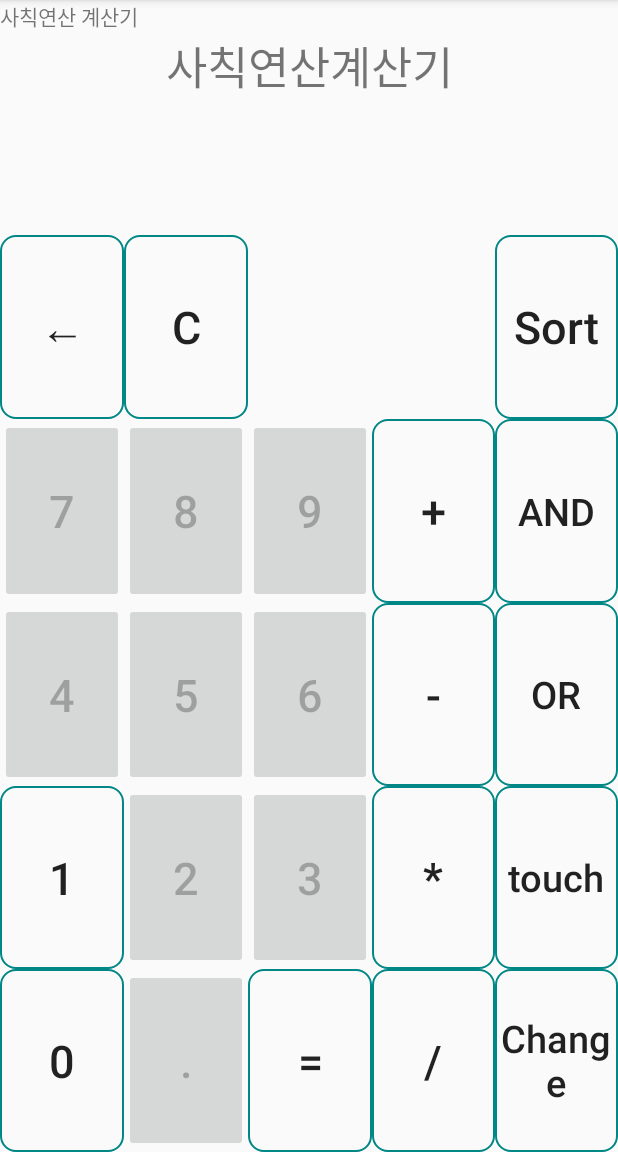
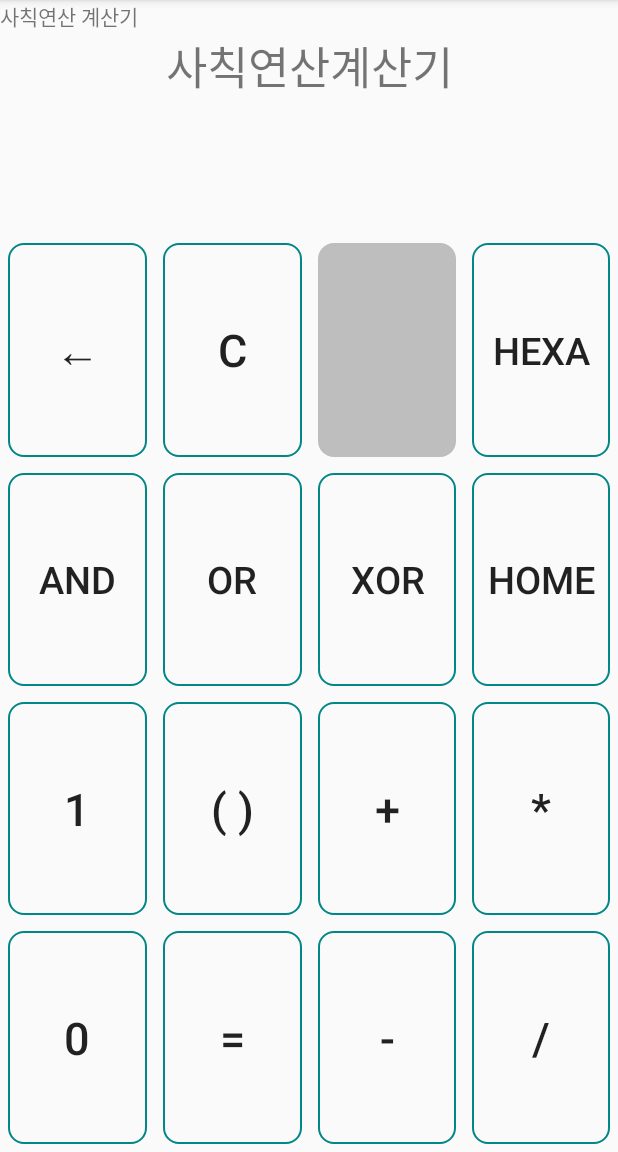
Before and after one commit to milttang/Calculator, an Android app: the Arithmetics_Change screen opened directly, with no data from a screen before it, on a phone screen of 412 x 824 dp, the part 84-1236 px from its top. Run offline under Robolectric (Android 15) with nearby library versions, the phone set to English and light mode, and no system bars.

Commit message:
2진수 계산값 이미지 표현 및 UI 변경

```diff
--- a/app/src/main/java/com/example/myapplication/Arithmetics_Change.java
+++ b/app/src/main/java/com/example/myapplication/Arithmetics_Change.java
@@ -18,7 +18,7 @@ import java.util.ArrayList;
 public class Arithmetics_Change extends AppCompatActivity implements View.OnClickListener {
     private ImageView[] result = new ImageView[10];;
     private TextView process, arith;
-    Button numBtn0, numBtn1, addBtn,subBtn, mulBtn,divBtn,equal,backBtn,rollBackBtn, touchBtn, changeBtn,andBtn,orBtn;
+    Button numBtn0, numBtn1, addBtn, subBtn, mulBtn, divBtn, equal, backBtn, rollBackBtn, homeBtn, andBtn, orBtn, xorBtn;
     int count = 0;
     String num1;
     String resultNum = "";
@@ -38,10 +38,10 @@ public class Arithmetics_Change extends AppCompatActivity implements View.OnClic
         equal = findViewById(R.id.equla);
         backBtn = findViewById(R.id.backBtn);
         rollBackBtn = findViewById(R.id.rollBackBtn);
-        touchBtn = findViewById(R.id.touchBtn);
-        changeBtn = findViewById(R.id.changeBtn);
+        homeBtn = findViewById(R.id.homeBtn);
         andBtn = findViewById(R.id.andBtn);
         orBtn = findViewById(R.id.orBtn);
+        xorBtn = findViewById(R.id.xorBtn);
 
         arith.setOnClickListener(this);
         process.setOnClickListener(this);
@@ -54,10 +54,10 @@ public class Arithmetics_Change extends AppCompatActivity implements View.OnClic
         equal.setOnClickListener(this);
         backBtn.setOnClickListener(this);
         rollBackBtn.setOnClickListener(this);
-        touchBtn.setOnClickListener(this);
-        changeBtn.setOnClickListener(this);
+        homeBtn.setOnClickListener(this);
         andBtn.setOnClickListener(this);
         orBtn.setOnClickListener(this);
+        xorBtn.setOnClickListener(this);
 
         Integer[] res ={R.id.result0, R.id.result1, R.id.result2,
                 R.id.result3, R.id.result4, R.id.result5,
@@ -131,6 +131,12 @@ public class Arithmetics_Change extends AppCompatActivity implements View.OnClic
                 process.append("OR");
                 roll(count);
                 break;
+            case R.id.xorBtn:
+                num1 = process.getText().toString();
+                arith.setText("XOR");
+                process.append("XOR");
+                roll(count);
+                break;
             case R.id.equla:
                 int Re = 0;                             //계산 값 저장할 변수
                 int i = 0;                              // for 문에 들어갈 변수
@@ -159,19 +165,19 @@ public class Arithmetics_Change extends AppCompatActivity implements View.OnClic
 
                 change(Re);                                 //10진수를 2진수로 바꾸는 메소드
 
-                // 2진수 계산 값 이미지 파일로 나오게 하기 // 이후 계산이나 Reset시 일부 남아 있는 문제
-                String [] binaryArray = resultNum.split("");
-                for (i = 0; i < binaryArray.length; i++) {
-                    if(binaryArray[i].equals("0")) {
-                        result[i].setImageResource(R.drawable.zero);
+                // 계산 결과 값 ImageView 표현(2진수)
+                String[] binaryArray = resultNum.split("");
+                for (count = 0; count < binaryArray.length; count++) {
+                    if (binaryArray[count].equals("0")) {
+                        result[count].setImageResource(R.drawable.zero);
                     } else {
-                        result[i].setImageResource(R.drawable.one);
+                        result[count].setImageResource(R.drawable.one);
                     }
                 }
 
                 process.setText(resultNum);
                 break;
-            case R.id.changeBtn:
+            case R.id.homeBtn:
                 Intent intent = new Intent(getApplicationContext(),Arithmetics.class);
                 intent.addFlags(Intent.FLAG_ACTIVITY_NO_ANIMATION); // Activity 전환 시 효과 제거
                 startActivity(intent);
--- /dev/null
+++ b/app/src/main/res/drawable/btn_color.xml
@@ -0,0 +1,10 @@
+<?xml version="1.0" encoding="utf-8"?>
+<shape xmlns:android="http://schemas.android.com/apk/res/android"
+    android:shape="rectangle" android:padding = "20dp">
+    <!-- 버튼 색깔 -->
+    <solid android:color="#BEBEBE"/>
+    <!-- 네 귀퉁이? 모양 -->
+    <corners android:bottomLeftRadius="10dp" android:bottomRightRadius="10dp" android:topLeftRadius="10dp" android:topRightRadius="10dp"/>
+    <!-- 테두리 색깔 -->
+    <stroke android:width="1dp" android:color="#BDBDBD"/>
+</shape>
--- a/app/src/main/res/layout/activity_arithmetics_change.xml
+++ b/app/src/main/res/layout/activity_arithmetics_change.xml
@@ -16,79 +16,79 @@
         android:layout_height="wrap_content"
         android:text="사칙연산계산기"
         android:textAlignment="center"
-        android:textSize="30dp" />
+        android:textSize="30sp" />
 
     <LinearLayout
         android:layout_width="match_parent"
-        android:layout_height="wrap_content"
-        >
+        android:layout_height="wrap_content">
 
         <ImageView
             android:id="@+id/result0"
             android:layout_width="match_parent"
             android:layout_height="50dp"
-            android:layout_weight="1"
-            />
+            android:layout_weight="1" />
+
         <ImageView
             android:id="@+id/result1"
             android:layout_width="match_parent"
             android:layout_height="50dp"
-            android:layout_weight="1"
-            />
+            android:layout_weight="1" />
+
         <TextView
             android:layout_width="10dp"
             android:layout_height="50dp" />
+
         <ImageView
             android:id="@+id/result2"
             android:layout_width="match_parent"
             android:layout_height="50dp"
-            android:layout_weight="1"
-            />
+            android:layout_weight="1" />
+
         <ImageView
             android:id="@+id/result3"
             android:layout_width="match_parent"
             android:layout_height="50dp"
-            android:layout_weight="1"
-            />
+            android:layout_weight="1" />
+
         <ImageView
             android:id="@+id/result4"
             android:layout_width="match_parent"
             android:layout_height="50dp"
-            android:layout_weight="1"
-            />
+            android:layout_weight="1" />
+
         <ImageView
             android:id="@+id/result5"
             android:layout_width="match_parent"
             android:layout_height="50dp"
-            android:layout_weight="1"
-            />
+            android:layout_weight="1" />
+
         <TextView
             android:layout_width="10dp"
             android:layout_height="50dp" />
+
         <ImageView
             android:id="@+id/result6"
             android:layout_width="match_parent"
             android:layout_height="50dp"
-            android:layout_weight="1"
-            />
+            android:layout_weight="1" />
+
         <ImageView
             android:id="@+id/result7"
             android:layout_width="match_parent"
             android:layout_height="50dp"
-            android:layout_weight="1"
-            />
+            android:layout_weight="1" />
+
         <ImageView
             android:id="@+id/result8"
             android:layout_width="match_parent"
             android:layout_height="50dp"
-            android:layout_weight="1"
-            />
+            android:layout_weight="1" />
+
         <ImageView
             android:id="@+id/result9"
             android:layout_width="match_parent"
             android:layout_height="50dp"
-            android:layout_weight="1"
-            />
+            android:layout_weight="1" />
     </LinearLayout>
 
     <LinearLayout
@@ -110,15 +110,14 @@
             android:layout_height="wrap_content"
             android:layout_weight="1"
             android:height="40dp"
-            android:gravity="right"
+            android:gravity="end"
             android:text="" />
 
     </LinearLayout>
 
     <LinearLayout
         android:layout_width="match_parent"
-        android:layout_height="match_parent"
-        >
+        android:layout_height="match_parent">
 
         <LinearLayout
             android:layout_width="match_parent"
@@ -130,49 +129,41 @@
                 android:id="@+id/backBtn"
                 android:layout_width="match_parent"
                 android:layout_height="match_parent"
+                android:layout_margin="5dp"
                 android:layout_weight="1"
                 android:background="@drawable/btn_color_selector"
                 android:text="←"
-                android:textSize="30dp" />
+                android:textSize="30sp" />
 
             <Button
-                android:id="@+id/numBtn7"
+                android:id="@+id/andBtn"
                 android:layout_width="match_parent"
                 android:layout_height="match_parent"
+                android:layout_margin="5dp"
                 android:layout_weight="1"
-                android:text="7"
-                android:textSize="30dp"
-                android:enabled="false"
-                />
-
-            <Button
-                android:id="@+id/numBtn4"
-                android:layout_width="match_parent"
-                android:layout_height="match_parent"
-                android:layout_weight="1"
-                android:text="4"
-                android:textSize="30dp"
-                android:enabled="false"
-                />
+                android:background="@drawable/btn_color_selector"
+                android:text="AND"
+                android:textSize="25sp" />
 
             <Button
                 android:id="@+id/numBtn1"
                 android:layout_width="match_parent"
                 android:layout_height="match_parent"
+                android:layout_margin="5dp"
                 android:layout_weight="1"
                 android:background="@drawable/btn_color_selector"
                 android:text="1"
-                android:textSize="30dp" />
+                android:textSize="30sp" />
 
             <Button
                 android:id="@+id/numBtn0"
                 android:layout_width="match_parent"
                 android:layout_height="match_parent"
+                android:layout_margin="5dp"
                 android:layout_weight="1"
                 android:background="@drawable/btn_color_selector"
                 android:text="0"
-                android:textSize="30dp"
-                />
+                android:textSize="30sp" />
         </LinearLayout>
 
         <LinearLayout
@@ -185,46 +176,43 @@
                 android:id="@+id/rollBackBtn"
                 android:layout_width="match_parent"
                 android:layout_height="match_parent"
+                android:layout_margin="5dp"
                 android:layout_weight="1"
                 android:background="@drawable/btn_color_selector"
                 android:text="C"
-                android:textSize="30dp" />
+                android:textSize="30sp" />
 
             <Button
-                android:id="@+id/numBtn8"
+                android:id="@+id/orBtn"
                 android:layout_width="match_parent"
                 android:layout_height="match_parent"
+                android:layout_margin="5dp"
                 android:layout_weight="1"
-                android:text="8"
-                android:textSize="30dp"
-                android:enabled="false"/>
+                android:background="@drawable/btn_color_selector"
+                android:text="OR"
+                android:textSize="25sp" />
+
 
             <Button
-                android:id="@+id/numBtn5"
+                android:id="@+id/bracket"
                 android:layout_width="match_parent"
                 android:layout_height="match_parent"
+                android:layout_margin="5dp"
                 android:layout_weight="1"
-                android:text="5"
-                android:textSize="30dp"
-                android:enabled="false"/>
+                android:background="@drawable/btn_color_selector"
+                android:text="( )"
+                android:textAllCaps="false"
+                android:textSize="30sp" />
 
             <Button
-                android:id="@+id/numBtn2"
+                android:id="@+id/equla"
                 android:layout_width="match_parent"
                 android:layout_height="match_parent"
+                android:layout_margin="5dp"
                 android:layout_weight="1"
-                android:text="2"
-                android:textSize="30dp"
-                android:enabled="false"/>
-
-            <Button
-                android:id="@+id/comma"
-                android:layout_width="match_parent"
-                android:layout_height="match_parent"
-                android:layout_weight="1"
-                android:text="."
-                android:textSize="30dp"
-                android:enabled="false"/>
+                android:background="@drawable/btn_color_selector"
+                android:text="="
+                android:textSize="30sp" />
         </LinearLayout>
 
         <LinearLayout
@@ -233,46 +221,46 @@
             android:layout_weight="1"
             android:orientation="vertical">
 
-            <TextView
+            <Button
+                android:id="@+id/empty"
                 android:layout_width="match_parent"
                 android:layout_height="match_parent"
-                android:layout_weight="1" />
+                android:layout_margin="5dp"
+                android:layout_weight="1"
+                android:background="@drawable/btn_color"
+                android:enabled="false"
+                android:text=""
+                android:textSize="25sp" />
 
             <Button
-                android:id="@+id/numBtn9"
+                android:id="@+id/xorBtn"
                 android:layout_width="match_parent"
                 android:layout_height="match_parent"
+                android:layout_margin="5dp"
                 android:layout_weight="1"
-                android:text="9"
-                android:textSize="30dp"
-                android:enabled="false"/>
+                android:background="@drawable/btn_color_selector"
+                android:text="XOR"
+                android:textSize="25sp" />
 
             <Button
-                android:id="@+id/numBtn6"
+                android:id="@+id/addBtn"
                 android:layout_width="match_parent"
                 android:layout_height="match_parent"
+                android:layout_margin="5dp"
                 android:layout_weight="1"
-                android:text="6"
-                android:textSize="30dp"
-                android:enabled="false"/>
+                android:background="@drawable/btn_color_selector"
+                android:text="+"
+                android:textSize="30sp" />
 
             <Button
-                android:id="@+id/numBtn3"
+                android:id="@+id/subBtn"
                 android:layout_width="match_parent"
                 android:layout_height="match_parent"
-                android:layout_weight="1"
-                android:text="3"
-                android:textSize="30dp"
-                android:enabled="false"/>
-
-            <Button
-                android:id="@+id/equla"
-                android:layout_width="match_parent"
-                android:layout_height="match_parent"
+                android:layout_margin="5dp"
                 android:layout_weight="1"
                 android:background="@drawable/btn_color_selector"
-                android:text="="
-                android:textSize="30dp" />
+                android:text="-"
+                android:textSize="30sp" />
         </LinearLayout>
 
         <LinearLayout
@@ -281,98 +269,47 @@
             android:layout_weight="1"
             android:orientation="vertical">
 
-            <TextView
+            <Button
+                android:id="@+id/hexa"
                 android:layout_width="match_parent"
                 android:layout_height="match_parent"
-                android:layout_weight="1" />
+                android:layout_margin="5dp"
+                android:layout_weight="1"
+                android:background="@drawable/btn_color_selector"
+                android:text="Hexa"
+                android:textSize="25sp" />
 
             <Button
-                android:id="@+id/addBtn"
+                android:id="@+id/homeBtn"
                 android:layout_width="match_parent"
                 android:layout_height="match_parent"
+                android:layout_margin="5dp"
                 android:layout_weight="1"
                 android:background="@drawable/btn_color_selector"
-                android:text="+"
-                android:textSize="30dp" />
-
-            <Button
-                android:id="@+id/subBtn"
-                android:layout_width="match_parent"
-                android:layout_height="match_parent"
-                android:layout_weight="1"
-                android:background="@drawable/btn_color_selector"
-                android:text="-"
-                android:textSize="30dp" />
+                android:text="Home"
+                android:textSize="25sp" />
 
             <Button
                 android:id="@+id/mulBtn"
                 android:layout_width="match_parent"
                 android:layout_height="match_parent"
+                android:layout_margin="5dp"
                 android:layout_weight="1"
                 android:background="@drawable/btn_color_selector"
                 android:text="*"
-                android:textSize="30dp" />
+                android:textSize="30sp" />
 
             <Button
                 android:id="@+id/divBtn"
                 android:layout_width="match_parent"
                 android:layout_height="match_parent"
+                android:layout_margin="5dp"
                 android:layout_weight="1"
                 android:background="@drawable/btn_color_selector"
                 android:text="/"
-                android:textSize="30dp" />
+                android:textSize="30sp" />
         </LinearLayout>
-        <LinearLayout
-            android:layout_width="match_parent"
-            android:layout_height="match_parent"
-            android:layout_weight="1"
-            android:orientation="vertical">
-            <Button
-                android:layout_width="match_parent"
-                android:layout_height="match_parent"
-                android:layout_weight="1"
-                android:background="@drawable/btn_color_selector"
-                android:textAllCaps="false"
-                android:textSize="30dp"
-                android:text="Sort"/>
 
-            <Button
-                android:id="@+id/andBtn"
-                android:layout_width="match_parent"
-                android:layout_height="match_parent"
-                android:layout_weight="1"
-                android:background="@drawable/btn_color_selector"
-                android:text="AND"
-                android:textSize="25dp" />
-            <Button
-                android:id="@+id/orBtn"
-                android:layout_width="match_parent"
-                android:layout_height="match_parent"
-                android:layout_weight="1"
-                android:background="@drawable/btn_color_selector"
-                android:text="OR"
-                android:textSize="25dp" />
-            <Button
-                android:id="@+id/touchBtn"
-                android:layout_width="match_parent"
-                android:layout_height="match_parent"
-                android:layout_weight="1"
-                android:background="@drawable/btn_color_selector"
-                android:textAllCaps="false"
-                android:text="touch"
-                android:textSize="25dp"/>
-
-            <Button
-                android:id="@+id/changeBtn"
-                android:layout_width="match_parent"
-                android:layout_height="match_parent"
-                android:layout_weight="1"
-                android:background="@drawable/btn_color_selector"
-                android:textAllCaps="false"
-                android:text="Change"
-                android:textSize="25dp"/>
-
-        </LinearLayout>
     </LinearLayout>
 
 </LinearLayout>
```
